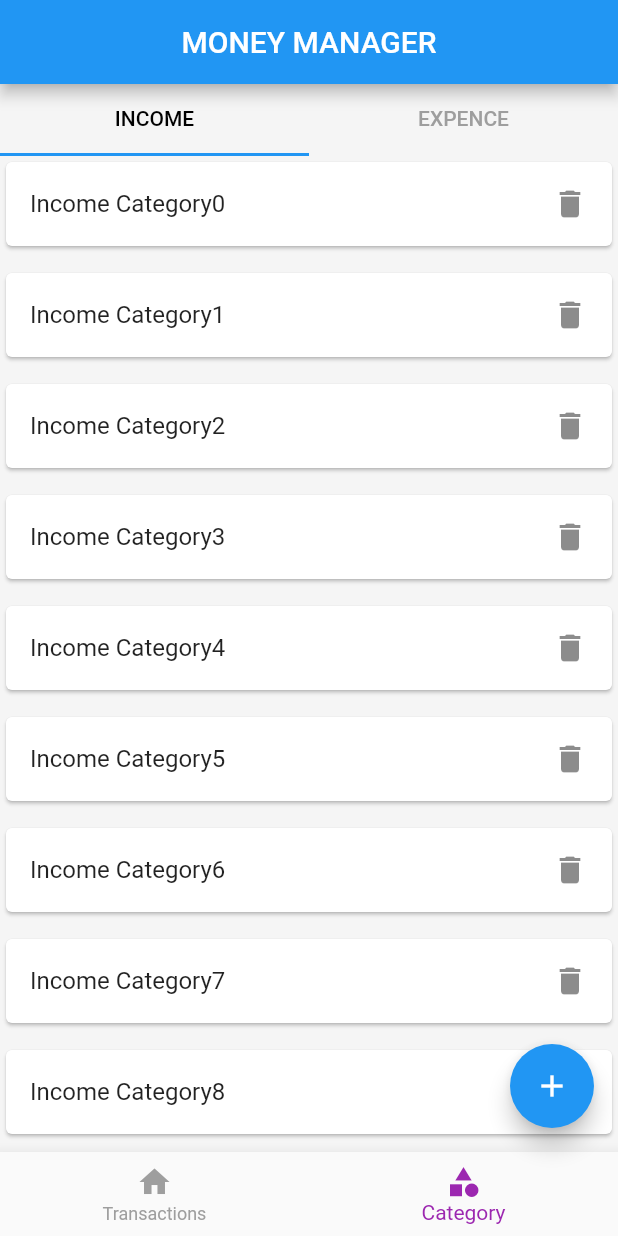
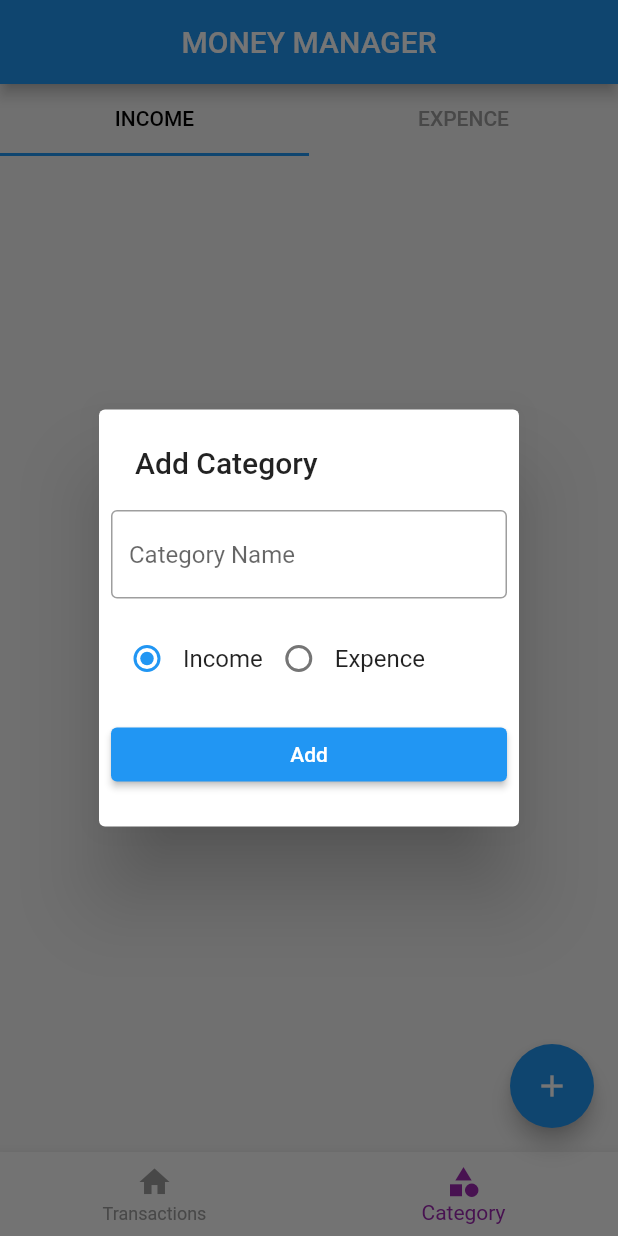
Before and after one commit to akshtm/moneymanagementapp, a Flutter app: the screen it shows after launch, item 2 of the bottom bar chosen, after a tap on the "add" icon, on a phone screen of 412 x 824 dp. Run offline on Flutter 3.47's test engine with Material 2 defaults, Android fonts, the phone set to English and light mode, and no system bars; our stand-ins replace hive_flutter; accounts and stored records are empty.

Commit message:
21/12/2022

```diff
--- /dev/null
+++ b/lib/db/category/category_db.dart
@@ -0,0 +1,55 @@
+import 'package:flutter/cupertino.dart';
+import 'package:hive_flutter/hive_flutter.dart';
+import 'package:money_manager/models/category/category_model.dart';
+import 'package:money_manager/screen/category/expense_category_list.dart';
+import 'package:money_manager/screen/category/income_category_list.dart';
+
+const CATEGORY_DB_NAME = 'category-database';
+
+abstract class CategoryDbFunctions {
+  Future<List<CategoryModel>> getCategories();
+  Future<void> insertCategory(CategoryModel value);
+}
+
+class categoryDB implements CategoryDbFunctions {
+  /// CREATING SINGLETON
+  categoryDB.internal();
+  static categoryDB instance = categoryDB.internal();
+
+  factory categoryDB() {
+    return instance;
+  }
+////
+  ValueNotifier<List<CategoryModel>> IncomeCategoryListener = ValueNotifier([]);
+  ValueNotifier<List<CategoryModel>> ExpenseCategoryListener =
+      ValueNotifier([]);
+  @override
+  Future<void> insertCategory(CategoryModel value) async {
+    final _categoryDB = await Hive.openBox<CategoryModel>(CATEGORY_DB_NAME);
+    await _categoryDB.add(value);
+    refreshUI();
+  }
+
+  @override
+  Future<List<CategoryModel>> getCategories() async {
+    final _categoryDB = await Hive.openBox<CategoryModel>(CATEGORY_DB_NAME);
+    return _categoryDB.values.toList();
+  }
+
+  Future<void> refreshUI() async {
+    final getallCategories = await getCategories();
+
+    await Future.forEach(getallCategories, (CategoryModel category) {
+      IncomeCategoryListener.value.clear;
+      ExpenseCategoryListener.value.clear;
+      if (category.type == CategoryType.income) {
+        IncomeCategoryListener.value.add(category);
+      } else {
+        ExpenseCategoryListener.value.add(category);
+      }
+    });
+
+    IncomeCategoryListener.notifyListeners();
+    ExpenseCategoryListener.notifyListeners();
+  }
+}
--- a/lib/main.dart
+++ b/lib/main.dart
@@ -1,7 +1,22 @@
 import 'package:flutter/material.dart';
+import 'package:hive_flutter/adapters.dart';
+import 'package:money_manager/db/category/category_db.dart';
+import 'package:money_manager/models/category/category_model.dart';
 import 'package:money_manager/screen/home/screen_home.dart';
 
-void main() {
+Future<void> main() async {
+  final obj1 = categoryDB();
+  final obj2 = categoryDB();
+  print('objects are comparing');
+  print(obj1 == obj2);
+  WidgetsFlutterBinding.ensureInitialized();
+  await Hive.initFlutter();
+  if (!Hive.isAdapterRegistered(CategoryModelAdapter().typeId)) {
+    Hive.registerAdapter(CategoryModelAdapter());
+  }
+  if (!Hive.isAdapterRegistered(CategoryTypeAdapter().typeId)) {
+    Hive.registerAdapter(CategoryTypeAdapter());
+  }
   runApp(const MyApp());
 }
 
--- /dev/null
+++ b/lib/models/category/category_model.dart
@@ -0,0 +1,32 @@
+import 'package:hive_flutter/hive_flutter.dart';
+part 'category_model.g.dart';
+
+@HiveType(typeId: 2)
+enum CategoryType {
+  @HiveField(0)
+  income,
+  @HiveField(1)
+  expence,
+}
+
+@HiveType(typeId: 1)
+class CategoryModel {
+  @HiveField(0)
+  final String id;
+  @HiveField(1)
+  final String name;
+  @HiveField(2)
+  final bool isDeleted;
+  @HiveField(3)
+  final CategoryType type;
+
+  CategoryModel(
+      {required this.id,
+      required this.name,
+      this.isDeleted = false,
+      required this.type});
+  @override
+  String toString() {
+    return '{$name,$type}';
+  }
+}
--- /dev/null
+++ b/lib/screen/category/category_add_popup.dart
@@ -0,0 +1,86 @@
+import 'package:flutter/cupertino.dart';
+import 'package:flutter/material.dart';
+import 'package:money_manager/db/category/category_db.dart';
+import 'package:money_manager/models/category/category_model.dart';
+
+ValueNotifier<CategoryType> Selected_Category_notifier =
+    ValueNotifier(CategoryType.income);
+Future<void> showCategoryAddPopup(BuildContext context) async {
+  final namediting_controller = TextEditingController();
+  showDialog(
+      context: context,
+      builder: (ctx) {
+        return SimpleDialog(
+          title: const Text('Add Category'),
+          children: [
+            Padding(
+              padding: const EdgeInsets.all(8.0),
+              child: TextFormField(
+                controller: namediting_controller,
+                decoration: const InputDecoration(
+                    hintText: 'Category Name', border: OutlineInputBorder()),
+              ),
+            ),
+            Padding(
+              padding: EdgeInsets.all(8.0),
+              child: Row(
+                children: [
+                  Radio_Button(type: CategoryType.income, title: 'Income'),
+                  Radio_Button(type: CategoryType.expence, title: 'Expence')
+                ],
+              ),
+            ),
+            Padding(
+              padding: const EdgeInsets.all(8.0),
+              child: ElevatedButton(
+                  onPressed: () {
+                    final name = namediting_controller.text;
+                    if (name.isEmpty) {
+                      return;
+                    }
+                    final type = Selected_Category_notifier.value;
+
+                    final category = CategoryModel(
+                        id: DateTime.now().millisecond.toString(),
+                        name: name,
+                        type: type);
+                    categoryDB.instance.insertCategory(category);
+                    Navigator.of(ctx).pop();
+                  },
+                  child: Text('Add')),
+            )
+          ],
+        );
+      });
+}
+
+class Radio_Button extends StatelessWidget {
+  final String title;
+  final CategoryType type;
+
+  const Radio_Button({Key? key, required this.type, required this.title})
+      : super(key: key);
+
+  @override
+  Widget build(BuildContext context) {
+    return Row(
+      children: [
+        ValueListenableBuilder(
+            valueListenable: Selected_Category_notifier,
+            builder: (BuildContext ctx, CategoryType newcatogory, Widget_) {
+              return Radio<CategoryType>(
+                  value: type,
+                  groupValue: Selected_Category_notifier.value,
+                  onChanged: (value) {
+                    if (value == null) {
+                      return;
+                    }
+                    Selected_Category_notifier.value = value;
+                    Selected_Category_notifier.notifyListeners();
+                  });
+            }),
+        Text(title)
+      ],
+    );
+  }
+}
--- a/lib/screen/category/expense_category_list.dart
+++ b/lib/screen/category/expense_category_list.dart
@@ -2,17 +2,23 @@ import 'package:flutter/cupertino.dart';
 import 'package:flutter/material.dart';
 import 'package:flutter/src/foundation/key.dart';
 import 'package:flutter/src/widgets/framework.dart';
+import 'package:money_manager/db/category/category_db.dart';
+import 'package:money_manager/models/category/category_model.dart';
 
 class expense_category_list extends StatelessWidget {
   const expense_category_list({Key? key}) : super(key: key);
 
   @override
   Widget build(BuildContext context) {
+    return ValueListenableBuilder(
+        valueListenable: categoryDB().ExpenseCategoryListener,
+        builder: (BuildContext ctx, List<CategoryModel> newlist, Widget? _) {
           return ListView.separated(
               itemBuilder: (ctx, index) {
+                final category = newlist[index];
                 return Card(
                   child: ListTile(
-              title: Text('expense Category$index'),
+                    title: Text(category.name),
                     trailing: Icon(Icons.delete),
                   ),
                 );
@@ -22,6 +28,7 @@ class expense_category_list extends StatelessWidget {
                   height: 10,
                 );
               },
-        itemCount: 10);
+              itemCount: newlist.length);
+        });
   }
 }
--- a/lib/screen/category/income_category_list.dart
+++ b/lib/screen/category/income_category_list.dart
@@ -2,17 +2,23 @@ import 'package:flutter/cupertino.dart';
 import 'package:flutter/material.dart';
 import 'package:flutter/src/foundation/key.dart';
 import 'package:flutter/src/widgets/framework.dart';
+import 'package:money_manager/db/category/category_db.dart';
+import 'package:money_manager/models/category/category_model.dart';
 
 class Income_category_list extends StatelessWidget {
   const Income_category_list({Key? key}) : super(key: key);
 
   @override
   Widget build(BuildContext context) {
+    return ValueListenableBuilder(
+        valueListenable: categoryDB().IncomeCategoryListener,
+        builder: (BuildContext ctx, List<CategoryModel> newlist, Widget? _) {
           return ListView.separated(
               itemBuilder: (ctx, index) {
+                final category = newlist[index];
                 return Card(
                   child: ListTile(
-              title: Text('Income Category$index'),
+                    title: Text(category.name),
                     trailing: Icon(Icons.delete),
                   ),
                 );
@@ -22,6 +28,7 @@ class Income_category_list extends StatelessWidget {
                   height: 10,
                 );
               },
-        itemCount: 10);
+              itemCount: newlist.length);
+        });
   }
 }
--- a/lib/screen/category/screen_category.dart
+++ b/lib/screen/category/screen_category.dart
@@ -1,6 +1,7 @@
 import 'package:flutter/material.dart';
 import 'package:flutter/src/foundation/key.dart';
 import 'package:flutter/src/widgets/framework.dart';
+import 'package:money_manager/db/category/category_db.dart';
 import 'package:money_manager/screen/category/expense_category_list.dart';
 import 'package:money_manager/screen/category/income_category_list.dart';
 
@@ -17,6 +18,8 @@ class _Screen_CategoryState extends State<Screen_Category>
   @override
   void initState() {
     _tabController = TabController(length: 2, vsync: this);
+    categoryDB().refreshUI();
+
     // TODO: implement initState
     super.initState();
   }
--- a/lib/screen/home/screen_home.dart
+++ b/lib/screen/home/screen_home.dart
@@ -1,6 +1,9 @@
 import 'package:flutter/material.dart';
 import 'package:flutter/src/foundation/key.dart';
 import 'package:flutter/src/widgets/framework.dart';
+import 'package:money_manager/db/category/category_db.dart';
+import 'package:money_manager/models/category/category_model.dart';
+import 'package:money_manager/screen/category/category_add_popup.dart';
 import 'package:money_manager/screen/category/screen_category.dart';
 import 'package:money_manager/screen/home/widgets/bottom_navigation.dart';
 import 'package:money_manager/screen/transaction/screen_transaction.dart';
@@ -30,7 +33,13 @@ class Screen_Home extends StatelessWidget {
           if (selectedIndexNotifier.value == 0) {
             print('add trans');
           } else {
-            print('add cate');
+            showCategoryAddPopup(context);
+            // print('addcategry');
+            // final sample = CategoryModel(
+            //     id: DateTime.now().microsecond.toString(),
+            //     name: 'Travel',
+            //     type: CategoryType.expence);
+            // categoryDB().insertCategory(sample);
           }
         },
         child: Icon(Icons.add),
--- a/pubspec.yaml
+++ b/pubspec.yaml
@@ -29,6 +29,7 @@ environment:
 dependencies:
   flutter:
     sdk: flutter
+  hive_flutter: ^1.1.0
 
 
   # The following adds the Cupertino Icons font to your application.
@@ -38,6 +39,8 @@ dependencies:
 dev_dependencies:
   flutter_test:
     sdk: flutter
+  hive_generator: ^2.0.0
+  build_runner: ^2.3.3
 
   # The "flutter_lints" package below contains a set of recommended lints to
   # encourage good coding practices. The lint set provided by the package is
```
Also changed, not shown: lib/models/category/category_model.g.dart (added), pubspec.lock, 1 other file. Lines whose indentation alone changed are shown as unchanged.
